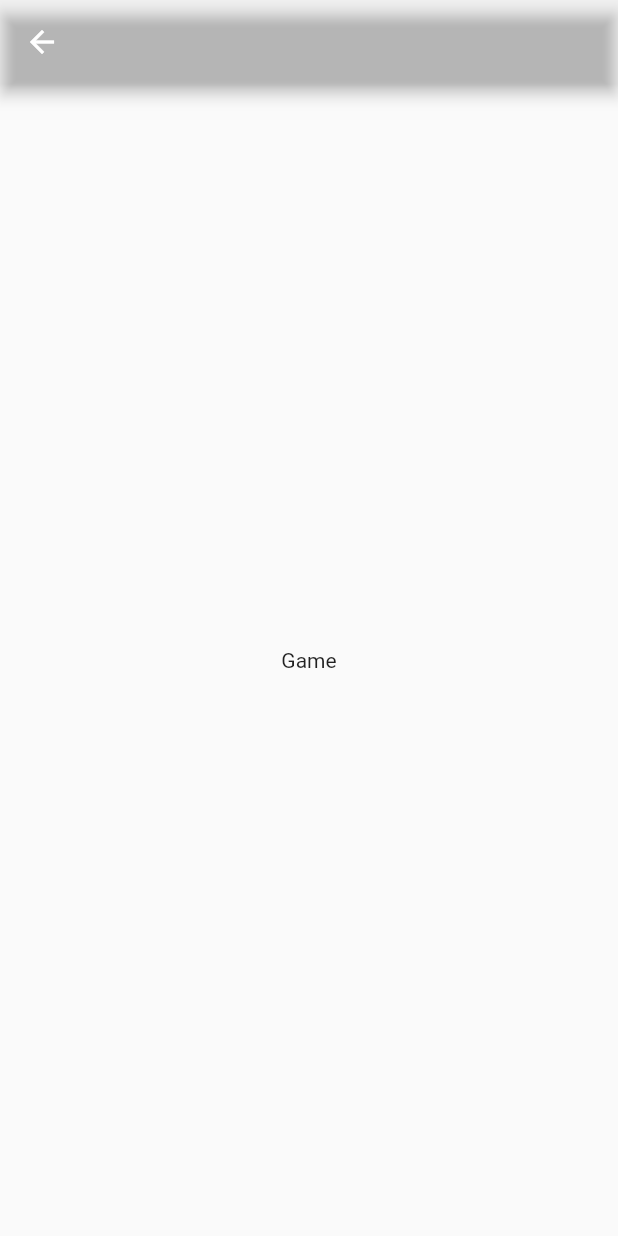
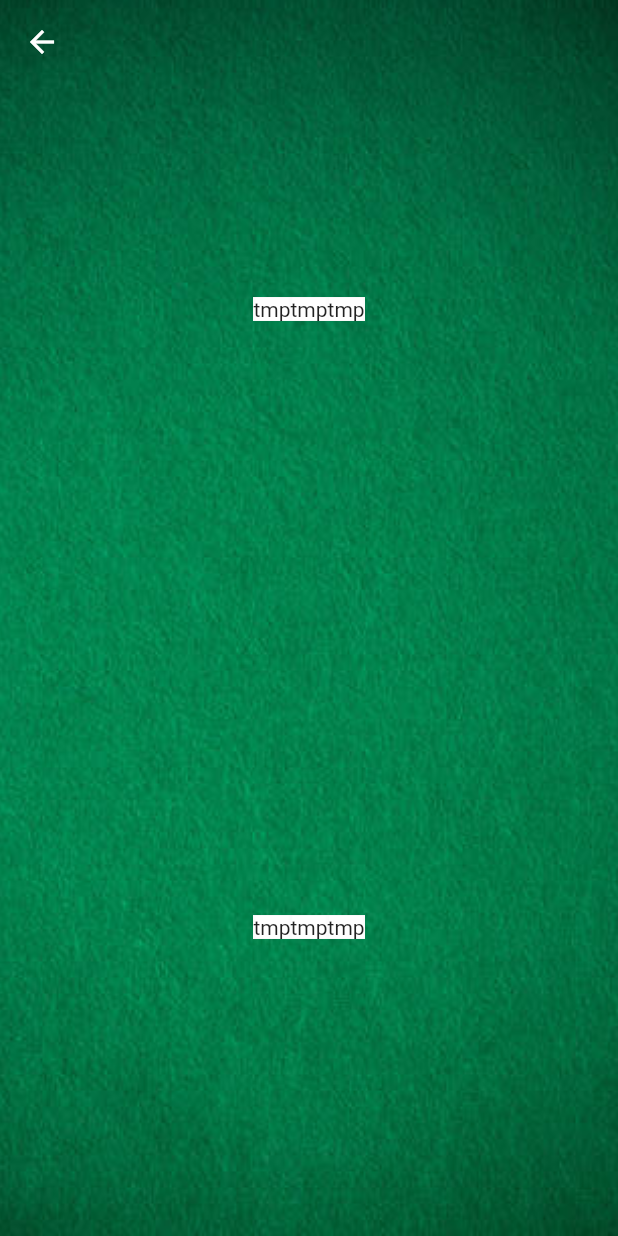
Before and after one commit to nathanstouffer/cribbage, a Flutter app: the screen it shows after launch, after a tap on "New Game", on a phone screen of 412 x 824 dp. Run offline on Flutter 3.47's test engine with Material 2 defaults, Android fonts, the light colour scheme and no system bars.

Commit message:
working on flutter app pages

```diff
--- /dev/null
+++ b/CribbageFlutter/cribbage/lib/models/game/game.dart
@@ -0,0 +1 @@
+class Game {}
--- a/CribbageFlutter/cribbage/lib/screens/game/card_button.dart
+++ b/CribbageFlutter/cribbage/lib/screens/game/card_button.dart
@@ -0,0 +1,21 @@
+import 'package:flutter/material.dart';
+import '../../models/deck/card.dart';
+
+class CardButton extends StatelessWidget {
+  //final Card card;
+
+  @override
+  Widget build(BuildContext context) {
+    return Container(
+      decoration: const BoxDecoration(
+        image: DecorationImage(
+          image: AssetImage("assets/images/whiteRectangle.png"),
+          fit: BoxFit.fill,
+        ),
+      ),
+      child: const Center(
+        child: Text("tmp"),
+      ),
+    );
+  }
+}
--- a/CribbageFlutter/cribbage/lib/screens/game/game.dart
+++ b/CribbageFlutter/cribbage/lib/screens/game/game.dart
@@ -1,17 +1,53 @@
 import 'package:flutter/material.dart';
+import 'package:cribbage/screens/game/card_button.dart';
 
 class Game extends StatelessWidget {
+  //final Game game;
+
   @override
   Widget build(BuildContext context) {
     return Scaffold(
       appBar: AppBar(
         backgroundColor: Colors.transparent,
-        bottomOpacity: 0.0,
-        //elevation: 0.0,
+        elevation: 0.0,
       ),
-      body: Center(
-        child: Text("Game"),
+      extendBodyBehindAppBar: true,
+      body: Container(
+        decoration: const BoxDecoration(
+          image: DecorationImage(
+            image: AssetImage("assets/images/portraitTable.jpg"),
+            fit: BoxFit.cover,
+          ),
+        ),
+        child: Center(
+          child: Column(
+              mainAxisAlignment: MainAxisAlignment.spaceAround,
+              crossAxisAlignment: CrossAxisAlignment.center,
+              children: [
+                Row(
+                  mainAxisAlignment: MainAxisAlignment.center,
+                  crossAxisAlignment: CrossAxisAlignment.center,
+                  children: computerCards(),
+                ),
+                Row(
+                  mainAxisAlignment: MainAxisAlignment.center,
+                  crossAxisAlignment: CrossAxisAlignment.center,
+                  children: playerCards(),
+                ),
+              ]),
+        ),
       ),
     );
   }
+
+  //List<Widget> computerCards(Game game) {
+  List<Widget> computerCards() {
+    //game.computerCards.map((card) => )
+    return [CardButton(), CardButton(), CardButton()];
+  }
+
+  //List<Widget> playerCards(Game game) {
+  List<Widget> playerCards() {
+    return [CardButton(), CardButton(), CardButton()];
+  }
 }
--- a/CribbageFlutter/cribbage/lib/screens/menu/menu.dart
+++ b/CribbageFlutter/cribbage/lib/screens/menu/menu.dart
@@ -5,12 +5,13 @@ class Menu extends StatelessWidget {
   Widget build(BuildContext context) {
     return Scaffold(
       body: Container(
-        decoration: BoxDecoration(
+        decoration: const BoxDecoration(
           image: DecorationImage(
             image: AssetImage("assets/images/portraitTable.jpg"),
             fit: BoxFit.cover,
           ),
         ),
+        child: Center(
           child: Column(
             mainAxisAlignment: MainAxisAlignment.center,
             crossAxisAlignment: CrossAxisAlignment.center,
@@ -30,6 +31,7 @@ class Menu extends StatelessWidget {
             ],
           ),
         ),
+      ),
     );
   }
 
```
Also changed, not shown: CribbageFlutter/cribbage/lib/screens/settings/settings.dart (+12 -4 lines), CribbageFlutter/cribbage/lib/screens/statistics/statistics.dart (+12 -4 lines), CribbageFlutter/cribbage/assets/images/whiteRectangle.png (added), CribbageFlutter/cribbage/lib/models/ai/hand/hand_ai.dart (added), CribbageFlutter/cribbage/lib/models/deck/card.dart (added), CribbageFlutter/cribbage/lib/models/deck/deck.dart (added), CribbageFlutter/cribbage/lib/models/game/hand.dart (added), CribbageFlutter/cribbage/lib/models/game/player.dart (added), 1 other file. Lines whose indentation alone changed are shown as unchanged.
